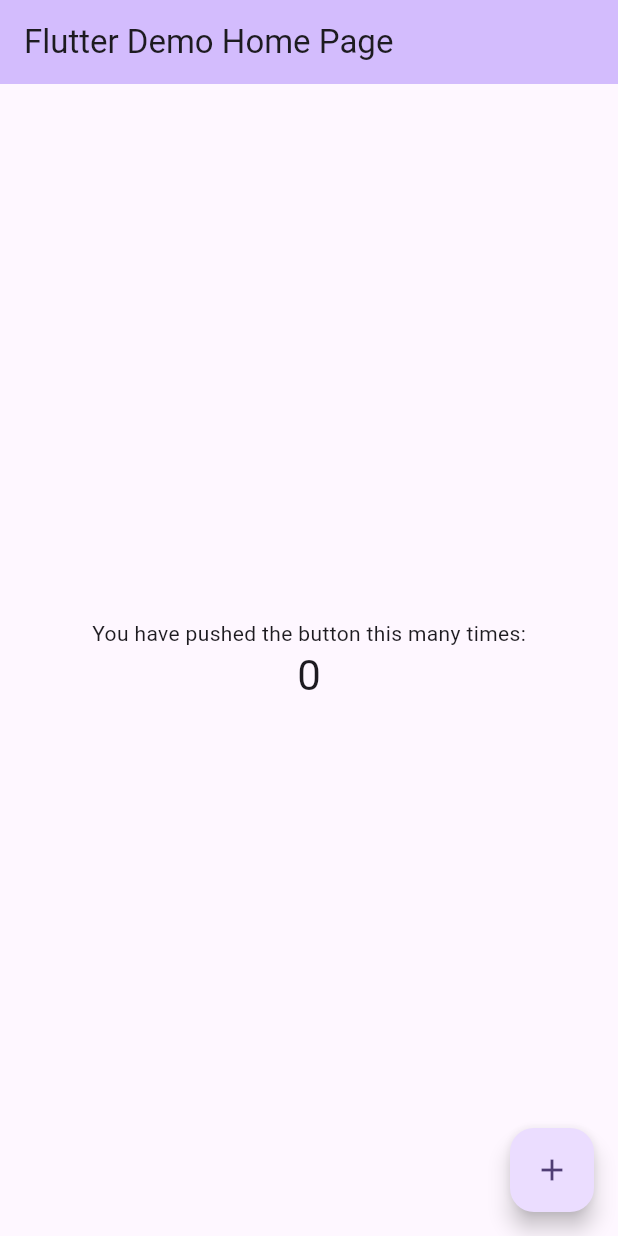
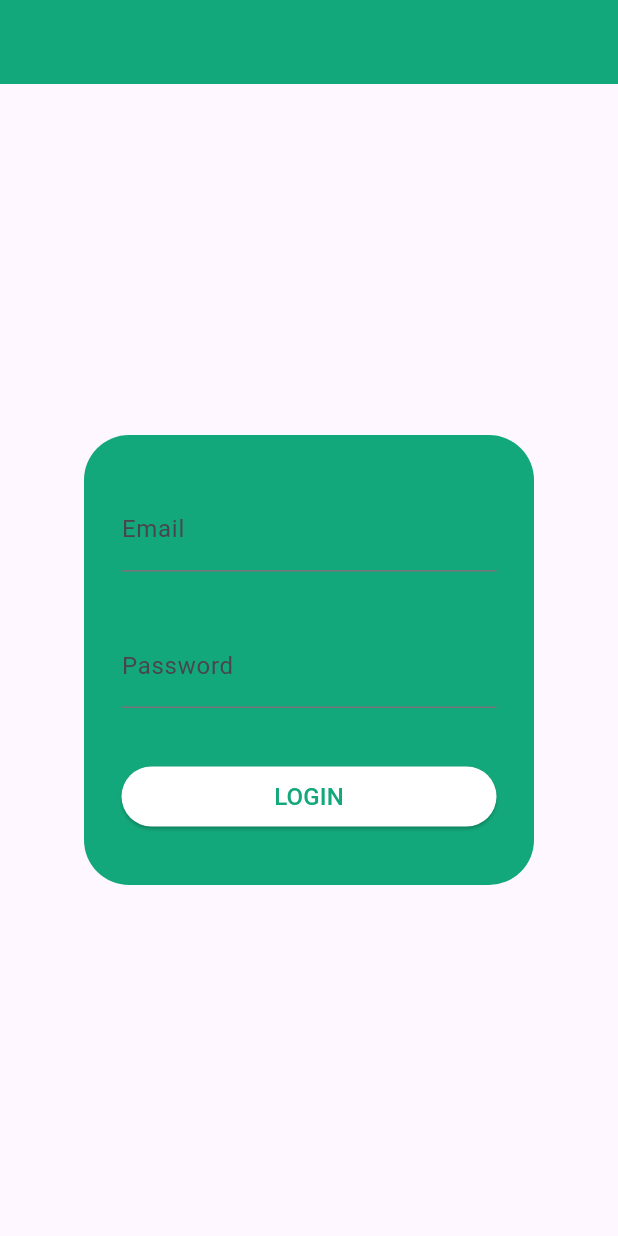
Before and after one commit to YuraYB3/calaton_test, a Flutter app: the screen it shows after launch, on a phone screen of 412 x 824 dp. Run offline on Flutter 3.47's test engine with Material 3 defaults, Android fonts, the phone set to English and light mode, and no system bars.

Commit message:
Added  homepage and loginpage

```diff
--- /dev/null
+++ b/lib/View/homepage.dart
@@ -0,0 +1,15 @@
+import 'package:flutter/material.dart';
+
+class HomePage extends StatefulWidget {
+  const HomePage({super.key});
+
+  @override
+  State<HomePage> createState() => _HomePageState();
+}
+
+class _HomePageState extends State<HomePage> {
+  @override
+  Widget build(BuildContext context) {
+    return const Placeholder();
+  }
+}
--- /dev/null
+++ b/lib/View/loginpage.dart
@@ -0,0 +1,77 @@
+import 'package:flutter/material.dart';
+
+class LoginPage extends StatelessWidget {
+  const LoginPage({super.key});
+
+  @override
+  Widget build(BuildContext context) {
+    return Scaffold(
+      appBar: AppBar(
+        backgroundColor: const Color.fromARGB(255, 19, 168, 123),
+      ),
+      body: Center(
+        child: Column(
+          mainAxisAlignment: MainAxisAlignment.center,
+          children: [
+            Center(
+              child: Container(
+                width: 300,
+                height: 300,
+                decoration: BoxDecoration(
+                    color: const Color.fromARGB(255, 19, 168, 123),
+                    borderRadius: BorderRadius.circular(30)),
+                child: Column(
+                  mainAxisAlignment: MainAxisAlignment.spaceEvenly,
+                  crossAxisAlignment: CrossAxisAlignment.center,
+                  children: [
+                    emailField(),
+                    passwordField(),
+                    loginButton(context),
+                  ],
+                ),
+              ),
+            )
+          ],
+        ),
+      ),
+    );
+  }
+
+  SizedBox emailField() {
+    return const SizedBox(
+      width: 250,
+      child: TextField(
+        decoration: InputDecoration(labelText: 'Email'),
+      ),
+    );
+  }
+}
+
+SizedBox passwordField() {
+  return const SizedBox(
+    width: 250,
+    child: TextField(
+      obscureText: true,
+      decoration: InputDecoration(
+        labelText: 'Password',
+      ),
+    ),
+  );
+}
+
+SizedBox loginButton(BuildContext context) {
+  return SizedBox(
+    width: 250,
+    child: ElevatedButton(
+      style: ButtonStyle(
+        backgroundColor: MaterialStateProperty.all<Color>(Colors.white),
+      ),
+      onPressed: () async {},
+      child: const Text(
+        'LOGIN',
+        style:
+            TextStyle(color: Color.fromARGB(255, 19, 168, 123), fontSize: 16),
+      ),
+    ),
+  );
+}
--- a/lib/main.dart
+++ b/lib/main.dart
@@ -1,125 +1,23 @@
 import 'package:flutter/material.dart';
 
+import 'View/homepage.dart';
+import 'View/loginpage.dart';
+
 void main() {
-  runApp(const MyApp());
+  runApp(const App());
 }
 
-class MyApp extends StatelessWidget {
-  const MyApp({super.key});
+class App extends StatelessWidget {
+  const App({super.key});
 
-  // This widget is the root of your application.
   @override
   Widget build(BuildContext context) {
     return MaterialApp(
-      title: 'Flutter Demo',
-      theme: ThemeData(
-        // This is the theme of your application.
-        //
-        // TRY THIS: Try running your application with "flutter run". You'll see
-        // the application has a blue toolbar. Then, without quitting the app,
-        // try changing the seedColor in the colorScheme below to Colors.green
-        // and then invoke "hot reload" (save your changes or press the "hot
-        // reload" button in a Flutter-supported IDE, or press "r" if you used
-        // the command line to start the app).
-        //
-        // Notice that the counter didn't reset back to zero; the application
-        // state is not lost during the reload. To reset the state, use hot
-        // restart instead.
-        //
-        // This works for code too, not just values: Most code changes can be
-        // tested with just a hot reload.
-        colorScheme: ColorScheme.fromSeed(seedColor: Colors.deepPurple),
-        useMaterial3: true,
-      ),
-      home: const MyHomePage(title: 'Flutter Demo Home Page'),
+      initialRoute: '/',
+      routes: {
+        '/': (context) => const LoginPage(),
+        '/homepage': (context) => HomePage(),
+      },
     );
   }
 }
-
-class MyHomePage extends StatefulWidget {
-  const MyHomePage({super.key, required this.title});
-
-  // This widget is the home page of your application. It is stateful, meaning
-  // that it has a State object (defined below) that contains fields that affect
-  // how it looks.
-
-  // This class is the configuration for the state. It holds the values (in this
-  // case the title) provided by the parent (in this case the App widget) and
-  // used by the build method of the State. Fields in a Widget subclass are
-  // always marked "final".
-
-  final String title;
-
-  @override
-  State<MyHomePage> createState() => _MyHomePageState();
-}
-
-class _MyHomePageState extends State<MyHomePage> {
-  int _counter = 0;
-
-  void _incrementCounter() {
-    setState(() {
-      // This call to setState tells the Flutter framework that something has
-      // changed in this State, which causes it to rerun the build method below
-      // so that the display can reflect the updated values. If we changed
-      // _counter without calling setState(), then the build method would not be
-      // called again, and so nothing would appear to happen.
-      _counter++;
-    });
-  }
-
-  @override
-  Widget build(BuildContext context) {
-    // This method is rerun every time setState is called, for instance as done
-    // by the _incrementCounter method above.
-    //
-    // The Flutter framework has been optimized to make rerunning build methods
-    // fast, so that you can just rebuild anything that needs updating rather
-    // than having to individually change instances of widgets.
-    return Scaffold(
-      appBar: AppBar(
-        // TRY THIS: Try changing the color here to a specific color (to
-        // Colors.amber, perhaps?) and trigger a hot reload to see the AppBar
-        // change color while the other colors stay the same.
-        backgroundColor: Theme.of(context).colorScheme.inversePrimary,
-        // Here we take the value from the MyHomePage object that was created by
-        // the App.build method, and use it to set our appbar title.
-        title: Text(widget.title),
-      ),
-      body: Center(
-        // Center is a layout widget. It takes a single child and positions it
-        // in the middle of the parent.
-        child: Column(
-          // Column is also a layout widget. It takes a list of children and
-          // arranges them vertically. By default, it sizes itself to fit its
-          // children horizontally, and tries to be as tall as its parent.
-          //
-          // Column has various properties to control how it sizes itself and
-          // how it positions its children. Here we use mainAxisAlignment to
-          // center the children vertically; the main axis here is the vertical
-          // axis because Columns are vertical (the cross axis would be
-          // horizontal).
-          //
-          // TRY THIS: Invoke "debug painting" (choose the "Toggle Debug Paint"
-          // action in the IDE, or press "p" in the console), to see the
-          // wireframe for each widget.
-          mainAxisAlignment: MainAxisAlignment.center,
-          children: <Widget>[
-            const Text(
-              'You have pushed the button this many times:',
-            ),
-            Text(
-              '$_counter',
-              style: Theme.of(context).textTheme.headlineMedium,
-            ),
-          ],
-        ),
-      ),
-      floatingActionButton: FloatingActionButton(
-        onPressed: _incrementCounter,
-        tooltip: 'Increment',
-        child: const Icon(Icons.add),
-      ), // This trailing comma makes auto-formatting nicer for build methods.
-    );
-  }
-}
```
Also changed, not shown: 1 other file.
